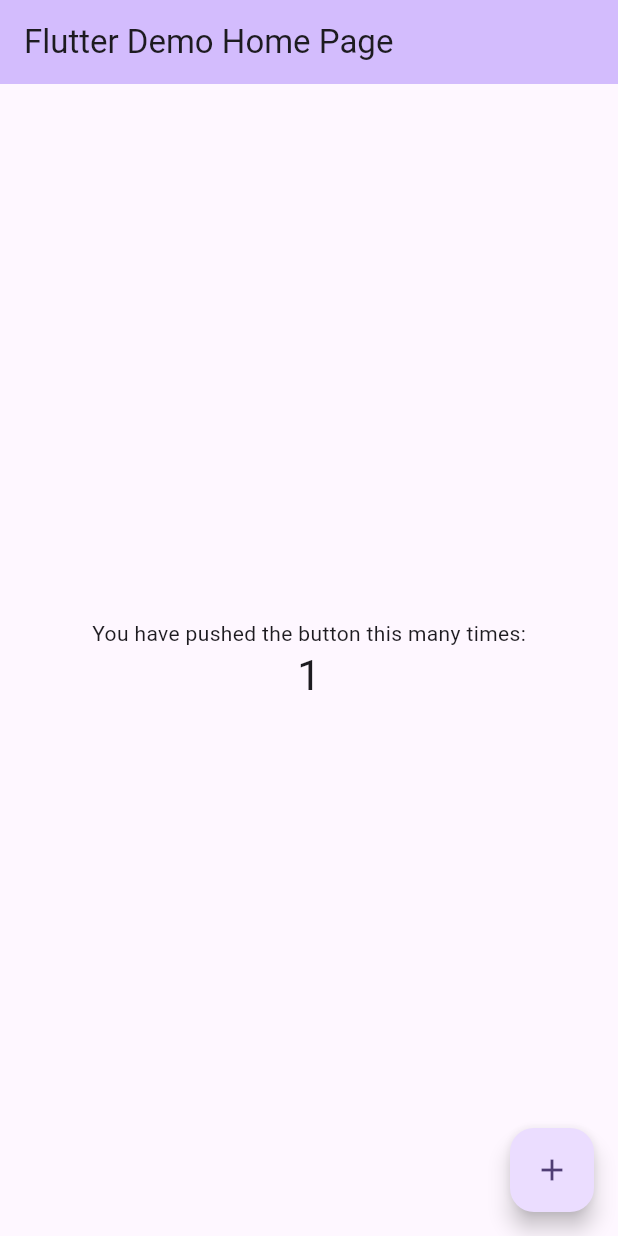
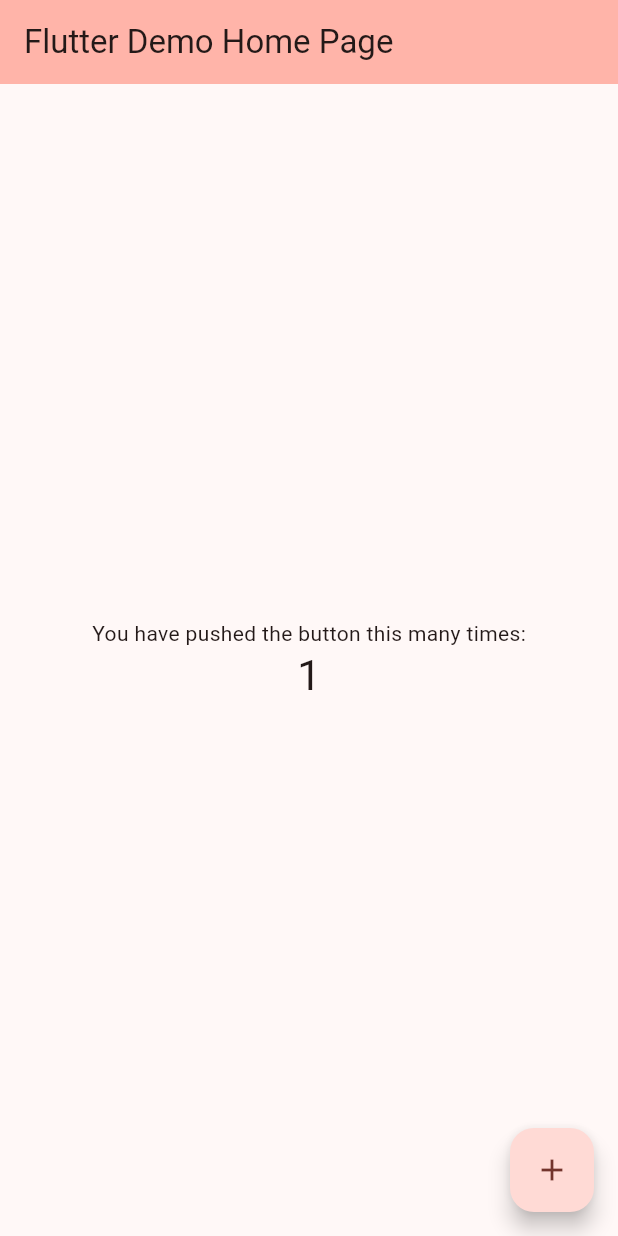
Before and after one commit to ammardev99/B-App, a Flutter app: the screen it shows after launch, after a tap on the "add" icon, on a phone screen of 412 x 824 dp. Run offline on Flutter 3.47's test engine with Material 3 defaults, Android fonts, the phone set to English and light mode, and no system bars; our stand-ins replace animated_splash_screen.

```diff
--- a/lib/main.dart
+++ b/lib/main.dart
@@ -1,6 +1,14 @@
+import 'package:animated_splash_screen/animated_splash_screen.dart';
 import 'package:flutter/material.dart';
+import 'package:flutter/services.dart';
 
 void main() {
+  SystemChrome.setSystemUIOverlayStyle(
+    const SystemUiOverlayStyle(
+      statusBarColor: Color(0xFFFFC107),
+      statusBarBrightness: Brightness.light,
+    ),
+  );
   runApp(const MyApp());
 }
 
@@ -13,39 +21,26 @@ class MyApp extends StatelessWidget {
     return MaterialApp(
       title: 'Flutter Demo',
       theme: ThemeData(
-        // This is the theme of your application.
-        //
-        // TRY THIS: Try running your application with "flutter run". You'll see
-        // the application has a purple toolbar. Then, without quitting the app,
-        // try changing the seedColor in the colorScheme below to Colors.green
-        // and then invoke "hot reload" (save your changes or press the "hot
-        // reload" button in a Flutter-supported IDE, or press "r" if you used
-        // the command line to start the app).
-        //
-        // Notice that the counter didn't reset back to zero; the application
-        // state is not lost during the reload. To reset the state, use hot
-        // restart instead.
-        //
-        // This works for code too, not just values: Most code changes can be
-        // tested with just a hot reload.
-        colorScheme: ColorScheme.fromSeed(seedColor: Colors.deepPurple),
+        colorScheme: ColorScheme.fromSeed(seedColor: Colors.red),
       ),
-      home: const MyHomePage(title: 'Flutter Demo Home Page'),
+      // home: const MyHomePage(title: 'Flutter Demo Home Page'),
+      home: AnimatedSplashScreen(
+        duration: 2000,
+        splashTransition: SplashTransition.fadeTransition,
+        centered: true,
+        splash: Image.asset(
+          'assets/png/app_logo.png',
+          fit: BoxFit.contain,
+          height: 500,
+        ),
+        nextScreen: const MyHomePage(title: 'Flutter Demo Home Page'),
+      ),
     );
   }
 }
 
 class MyHomePage extends StatefulWidget {
   const MyHomePage({super.key, required this.title});
-
-  // This widget is the home page of your application. It is stateful, meaning
-  // that it has a State object (defined below) that contains fields that affect
-  // how it looks.
-
-  // This class is the configuration for the state. It holds the values (in this
-  // case the title) provided by the parent (in this case the App widget) and
-  // used by the build method of the State. Fields in a Widget subclass are
-  // always marked "final".
 
   final String title;
 
@@ -58,50 +53,20 @@ class _MyHomePageState extends State<MyHomePage> {
 
   void _incrementCounter() {
     setState(() {
-      // This call to setState tells the Flutter framework that something has
-      // changed in this State, which causes it to rerun the build method below
-      // so that the display can reflect the updated values. If we changed
-      // _counter without calling setState(), then the build method would not be
-      // called again, and so nothing would appear to happen.
       _counter++;
     });
   }
 
   @override
   Widget build(BuildContext context) {
-    // This method is rerun every time setState is called, for instance as done
-    // by the _incrementCounter method above.
-    //
-    // The Flutter framework has been optimized to make rerunning build methods
-    // fast, so that you can just rebuild anything that needs updating rather
-    // than having to individually change instances of widgets.
     return Scaffold(
       appBar: AppBar(
-        // TRY THIS: Try changing the color here to a specific color (to
-        // Colors.amber, perhaps?) and trigger a hot reload to see the AppBar
-        // change color while the other colors stay the same.
         backgroundColor: Theme.of(context).colorScheme.inversePrimary,
-        // Here we take the value from the MyHomePage object that was created by
-        // the App.build method, and use it to set our appbar title.
+
         title: Text(widget.title),
       ),
       body: Center(
-        // Center is a layout widget. It takes a single child and positions it
-        // in the middle of the parent.
         child: Column(
-          // Column is also a layout widget. It takes a list of children and
-          // arranges them vertically. By default, it sizes itself to fit its
-          // children horizontally, and tries to be as tall as its parent.
-          //
-          // Column has various properties to control how it sizes itself and
-          // how it positions its children. Here we use mainAxisAlignment to
-          // center the children vertically; the main axis here is the vertical
-          // axis because Columns are vertical (the cross axis would be
-          // horizontal).
-          //
-          // TRY THIS: Invoke "debug painting" (choose the "Toggle Debug Paint"
-          // action in the IDE, or press "p" in the console), to see the
-          // wireframe for each widget.
           mainAxisAlignment: MainAxisAlignment.center,
           children: <Widget>[
             const Text('You have pushed the button this many times:'),
--- a/pubspec.yaml
+++ b/pubspec.yaml
@@ -33,6 +33,7 @@ dependencies:
   cupertino_icons: ^1.0.8
   rename_app: ^1.6.5
   flutter_launcher_icons: ^0.14.4
+  animated_splash_screen: ^1.3.0
 flutter_launcher_icons:
   android: "launcher_icon"
   ios: true
```
Also changed, not shown: pubspec.lock.
